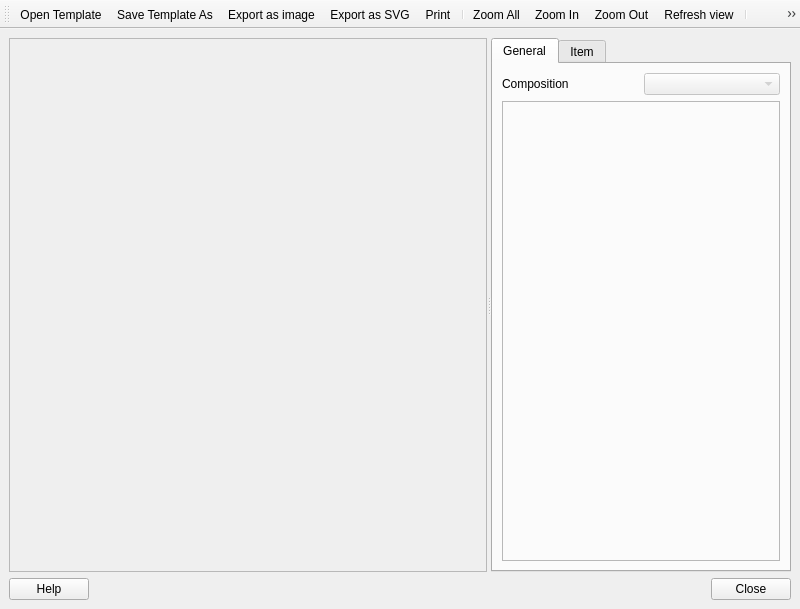
First picture: the form in src/ui/qgscomposerbase.ui, repository qgis/QGIS, before the edit.
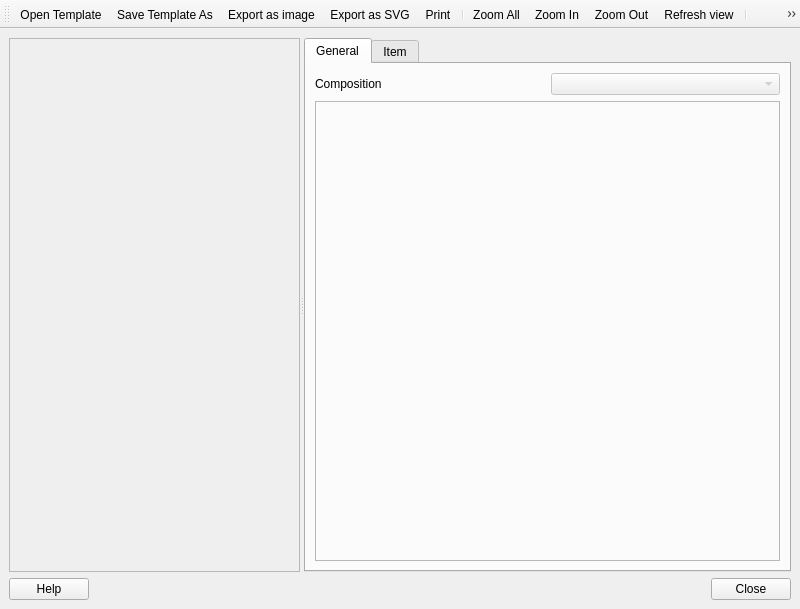
Second picture: the form after the edit. Icons and pictures are not drawn.

Commit message: Let the user make the details pane of the map composer as wide as they want (rather than restricting it to 300 pixels)

Patch:
```diff
--- a/src/ui/qgscomposerbase.ui
+++ b/src/ui/qgscomposerbase.ui
@@ -50,7 +50,7 @@
        </property>
        <property name="maximumSize" >
         <size>
-         <width>300</width>
+         <width>32767</width>
          <height>32767</height>
         </size>
        </property>
```
